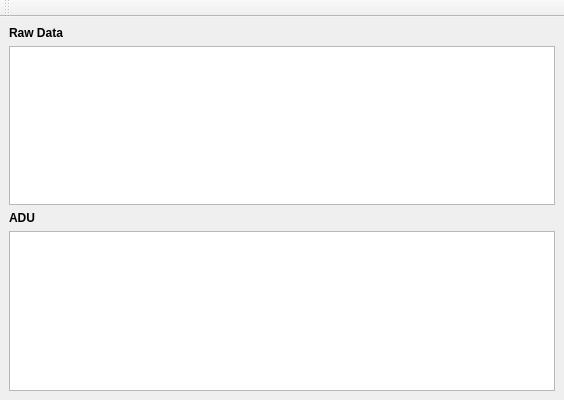
First picture: the form in forms/busmonitor.ui, repository ExplorerOL/QModbusExplorer, before the edit.
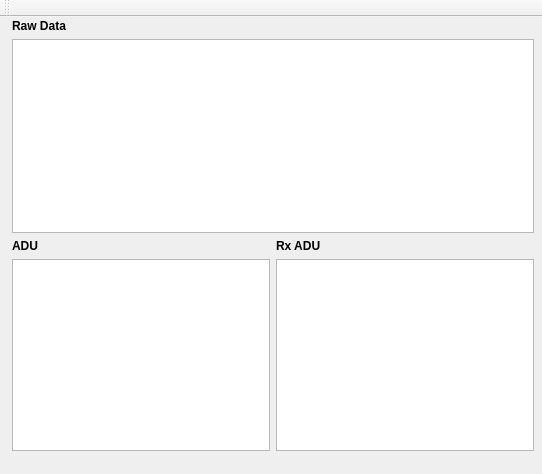
Second picture: the form after the edit. Icons and pictures are not drawn.

Commit message: Add widget for monitoring Tx-Rx packets side by side

Diff of the .ui file:
```diff
--- a/forms/busmonitor.ui
+++ b/forms/busmonitor.ui
@@ -9,14 +9,14 @@
    <rect>
     <x>0</x>
     <y>0</y>
-    <width>564</width>
-    <height>400</height>
+    <width>542</width>
+    <height>474</height>
    </rect>
   </property>
   <property name="minimumSize">
    <size>
-    <width>500</width>
-    <height>400</height>
+    <width>540</width>
+    <height>474</height>
    </size>
   </property>
   <property name="maximumSize">
@@ -33,10 +33,29 @@
     <normaloff>:/icons/TV-16.png</normaloff>:/icons/TV-16.png</iconset>
   </property>
   <widget class="QWidget" name="centralwidget">
+   <property name="sizePolicy">
+    <sizepolicy hsizetype="Preferred" vsizetype="Preferred">
+     <horstretch>0</horstretch>
+     <verstretch>0</verstretch>
+    </sizepolicy>
+   </property>
+   <property name="minimumSize">
+    <size>
+     <width>540</width>
+     <height>460</height>
+    </size>
+   </property>
+   <widget class="QWidget" name="layoutWidget">
+    <property name="geometry">
+     <rect>
+      <x>12</x>
+      <y>2</y>
+      <width>522</width>
+      <height>432</height>
+     </rect>
+    </property>
    <layout class="QVBoxLayout" name="verticalLayout">
     <item>
-     <layout class="QVBoxLayout" name="verticalLayout_2">
-      <item>
        <widget class="QLabel" name="lblRawData">
         <property name="font">
          <font>
@@ -80,7 +99,9 @@
        </widget>
       </item>
       <item>
-       <widget class="QLabel" name="lblPDU">
+      <layout class="QGridLayout" name="gridLayout">
+       <item row="0" column="0">
+        <widget class="QLabel" name="lblADU1">
         <property name="font">
          <font>
           <weight>75</weight>
@@ -92,8 +113,21 @@
         </property>
        </widget>
       </item>
-      <item>
-       <widget class="QPlainTextEdit" name="txtPDU">
+       <item row="0" column="1">
+        <widget class="QLabel" name="lblADU2">
+         <property name="font">
+          <font>
+           <weight>75</weight>
+           <bold>true</bold>
+          </font>
+         </property>
+         <property name="text">
+          <string notr="true">Rx ADU</string>
+         </property>
+        </widget>
+       </item>
+       <item row="1" column="0">
+        <widget class="QPlainTextEdit" name="txtADU1">
         <property name="font">
          <font>
           <weight>50</weight>
@@ -111,9 +145,20 @@
         </property>
        </widget>
       </item>
+       <item row="1" column="1">
+        <widget class="QPlainTextEdit" name="txtADU2">
+         <property name="enabled">
+          <bool>true</bool>
+         </property>
+         <property name="readOnly">
+          <bool>true</bool>
+         </property>
+        </widget>
+       </item>
      </layout>
     </item>
    </layout>
+   </widget>
   </widget>
   <widget class="QToolBar" name="toolBar">
    <property name="windowTitle">
```
Left out of the diff: 15 changed lines with no effect on the pictures. Lines whose indentation alone changed are shown as unchanged. The commit also changes 2 other files.
